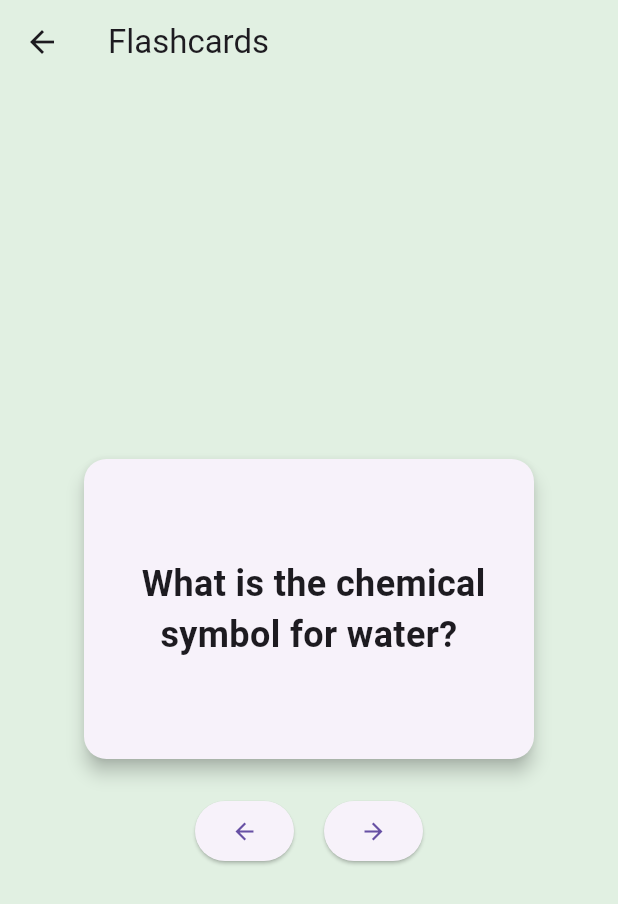
After one commit to fuad023/yipee_app, a Flutter app: the FlashcardScreen screen opened directly, on a phone screen of 412 x 824 dp. The commit adds this screen. Shown: the top 904 px of the screen. Run offline on Flutter 3.47's test engine with Material 3 defaults, Android fonts, the phone set to English and light mode, and no system bars; our stand-ins replace cloud_firestore, firebase_auth, firebase_core, pin_code_fields, webview_flutter; accounts and stored records are empty.

Commit message:
4 services added

```diff
--- /dev/null
+++ b/lib/tree/root/navigation_pages/home_page/services/flashCard_page.dart
@@ -0,0 +1,92 @@
+// ignore: file_names
+import 'package:flutter/material.dart';
+
+class FlashcardScreen extends StatefulWidget {
+  const FlashcardScreen({super.key});
+
+  @override
+  _FlashcardScreenState createState() => _FlashcardScreenState();
+}
+
+class _FlashcardScreenState extends State<FlashcardScreen> {
+  final List<Map<String, String>> flashcards = [
+    {"question": " What is the chemical symbol for water?", "answer": "H₂O"},
+    {"question": "What is the square root of 144?", "answer": "12"},
+    {"question": " What is the capital of France?", "answer": "Paris"},
+  ];
+
+  int _currentIndex = 0;
+  bool _showAnswer = false;
+
+  void _nextCard() {
+    setState(() {
+      if (_currentIndex < flashcards.length - 1) {
+        _currentIndex++;
+        _showAnswer = false;
+      }
+    });
+  }
+
+  void _prevCard() {
+    setState(() {
+      if (_currentIndex > 0) {
+        _currentIndex--;
+        _showAnswer = false;
+      }
+    });
+  }
+
+  void _flipCard() {
+    setState(() {
+      _showAnswer = !_showAnswer;
+    });
+  }
+
+  @override
+  Widget build(BuildContext context) {
+    return Scaffold(
+      backgroundColor: const Color.fromARGB(255, 225, 240, 226),
+      appBar: AppBar(
+        backgroundColor: const Color.fromARGB(255, 225, 240, 226),
+        title: const Text('Flashcards')
+      ),
+      body: Column(
+        mainAxisAlignment: MainAxisAlignment.center,
+        children: [
+          GestureDetector(
+            onTap: _flipCard,
+            child: Card(
+              elevation: 5,
+              shape: RoundedRectangleBorder(borderRadius: BorderRadius.circular(15)),
+              child: Container(
+                width: 300,
+                height: 200,
+                alignment: Alignment.center,
+                child: Text(
+                  _showAnswer ? flashcards[_currentIndex]["answer"]! : flashcards[_currentIndex]["question"]!,
+                  textAlign: TextAlign.center,
+                  style: const TextStyle(fontSize: 24, fontWeight: FontWeight.bold),
+                ),
+              ),
+            ),
+          ),
+          const SizedBox(height: 20),
+          Row(
+            mainAxisAlignment: MainAxisAlignment.center,
+            children: [
+              ElevatedButton(
+                onPressed: _prevCard,
+                child: const Icon(Icons.arrow_back),
+              ),
+              const SizedBox(width: 20),
+              ElevatedButton(
+                onPressed: _nextCard,
+                child: const Icon(Icons.arrow_forward),
+              ),
+            ],
+          ),
+        ],
+      ),
+    );
+  }
+}
```
Also changed, not shown: lib/tree/root/navigation_pages/home_page/home_page.dart (+24 -4 lines), lib/tree/root/navigation_pages/home_page/services/basic_calculator.dart (+5 -15 lines), lib/tree/root/navigation_pages/home_page/services/note_page.dart (added, +159 -0 lines), lib/tree/root/navigation_pages/home_page/services/timer_page.dart (added, +106 -0 lines), lib/tree/root/navigation_pages/home_page/services/todoList_page.dart (added, +81 -0 lines), assets/home/flashcard.png (added), assets/home/notes.png (added), assets/home/timer.png (added), assets/home/todolist.png (added).
